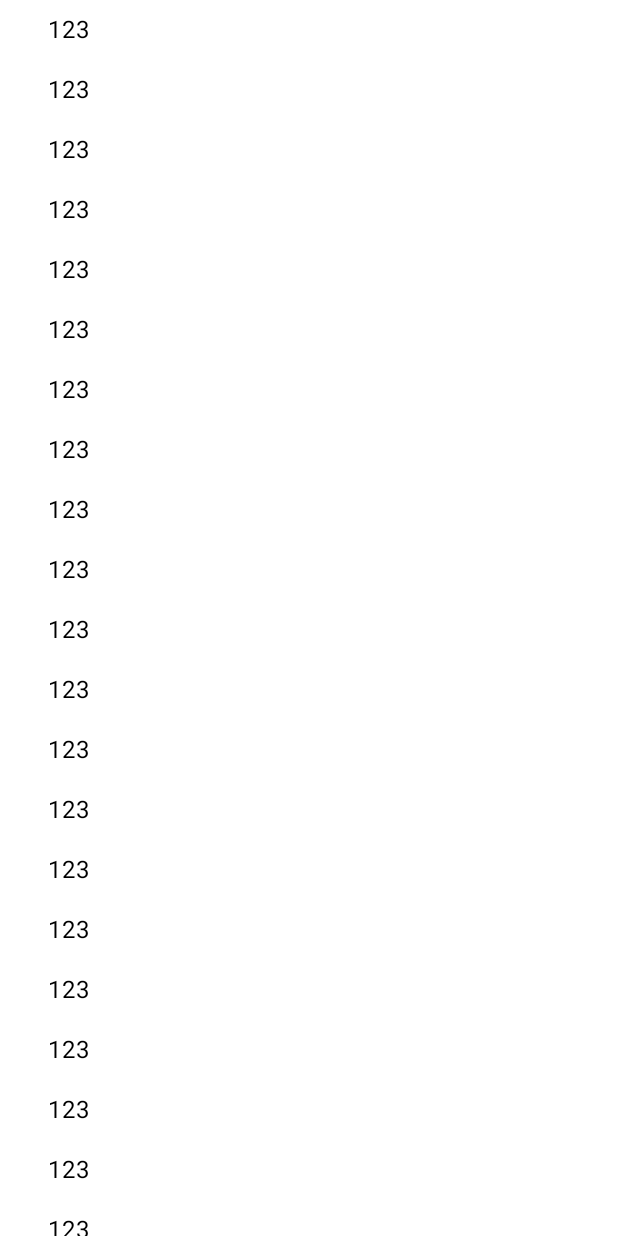
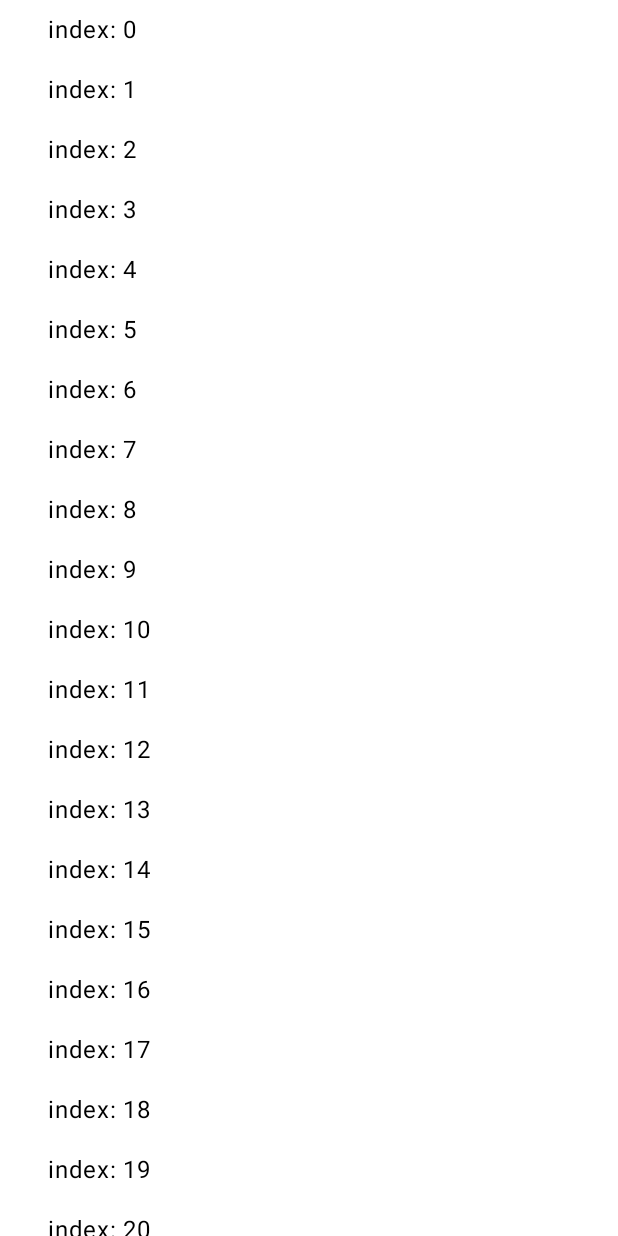
Before and after one commit to munch1182/p1, an Android app built with Jetpack Compose: the @Preview function SlideMenuPreview, on a phone screen of 412 x 824 dp. Run offline under Robolectric (Android 15) with nearby library versions, the phone set to English and light mode, and no system bars.

Commit message:
SlideMenuLayout part1

```diff
--- a/app/build.gradle.kts
+++ b/app/build.gradle.kts
@@ -51,5 +51,5 @@ dependencies {
     debugImplementation(libs.androidx.ui.test.manifest)
 
 
-    implementation(libs.permissionx)
+    implementation(libs.brvah)
 }
--- a/app/src/main/AndroidManifest.xml
+++ b/app/src/main/AndroidManifest.xml
@@ -14,6 +14,9 @@
         android:supportsRtl="true"
         android:theme="@style/Theme.P1"
         tools:targetApi="31">
+        <activity
+            android:name=".SlideMenuViewActivity"
+            android:exported="false" />
         <activity
             android:name=".SlideMenuActivity"
             android:exported="false" />
--- a/app/src/main/java/com/munch1182/p1/MainActivity.kt
+++ b/app/src/main/java/com/munch1182/p1/MainActivity.kt
@@ -35,8 +35,7 @@ class MainActivity : ComponentActivity() {
         enableEdgeToEdge()
         setContentWithBase { Click() }
 
-
-        startActivity(Intent(this, SlideMenuActivity::class.java))
+        startActivity(Intent(this, SlideMenuViewActivity::class.java))
     }
 }
 
@@ -47,7 +46,7 @@ fun Click() {
     Column(modifier = Modifier.padding(16.dp), horizontalAlignment = Alignment.CenterHorizontally) {
         JumpButton("悬浮窗", Intent(ctx, FloatWindowActivity::class.java))
         JumpButton("悬浮窗XML", Intent(ctx, FloatWindowViewActivity::class.java))
-        JumpButton("滑动菜单", Intent(ctx, SlideMenuActivity::class.java))
+        JumpButton("滑动菜单", Intent(ctx, SlideMenuViewActivity::class.java))
         ClickButton("开发者选项界面", toDeveloperSettings(ctx))
         JumpButton("设置界面", Intent(Settings.ACTION_SETTINGS))
         JumpButton("关于", Intent(Settings.ACTION_DEVICE_INFO_SETTINGS))
--- a/app/src/main/java/com/munch1182/p1/SlideMenuActivity.kt
+++ b/app/src/main/java/com/munch1182/p1/SlideMenuActivity.kt
@@ -27,21 +27,28 @@ class SlideMenuActivity : ComponentActivity() {
 @Composable
 fun SlideMenu() {
     LazyColumn {
-        items(25) {
-            SlideMenuItem(modifier = Modifier.padding(32.dp, 8.dp)) {
-                Text("123", modifier = Modifier.fillMaxWidth())
+        items(55, key = { it }) { index ->
+            SlideMenuItem(index, modifier = Modifier.padding(32.dp, 8.dp)) {
+                Text("index: $index", modifier = Modifier.fillMaxWidth())
             }
         }
     }
 }
 
 @Composable
-fun SlideMenuItem(modifier: Modifier = Modifier, content: @Composable () -> Unit) {
-    return AndroidView(modifier = modifier, factory = {
-        SlideMenuLayout(it).apply {
-            addView(ComposeView(it).apply { setContent(content) })
-        }
-    })
+fun SlideMenuItem(index: Int, modifier: Modifier = Modifier, content: @Composable () -> Unit) {
+    return AndroidView(modifier = modifier,
+        factory = {
+            SlideMenuLayout(it).apply {
+                id = R.id.slide_menu_item_id
+                addView(
+                    ComposeView(context).apply { setContent(content) })
+            }
+        },
+        update = {
+            it.tag = index
+        },
+        onReset = {})
 }
 
 @Preview(showBackground = true)
--- a/app/src/main/res/values/strings.xml
+++ b/app/src/main/res/values/strings.xml
@@ -4,4 +4,6 @@
 
     <item name="float_window" type="id" />
     <item name="float_window_min" type="id" />
+
+    <item name="slide_menu_item_id" type="id" />
 </resources>
--- a/gradle/libs.versions.toml
+++ b/gradle/libs.versions.toml
@@ -47,6 +47,8 @@ androidx-navigation-ui-ktx = { group = "androidx.navigation", name = "navigation
 
 # https://github.com/guolindev/PermissionX
 permissionx = { group = "com.guolindev.permissionx", name = "permissionx", version.ref = "permissionx" }
+# https://github.com/CymChad/BaseRecyclerViewAdapterHelper/wiki
+brvah = { group = "io.github.cymchad", name = "BaseRecyclerViewAdapterHelper4", version = "4.1.4" }
 
 [plugins]
 android-application = { id = "com.android.application", version.ref = "agp" }
--- a/lib/src/main/java/com/munch1182/lib/log.kt
+++ b/lib/src/main/java/com/munch1182/lib/log.kt
@@ -4,6 +4,6 @@ import android.util.Log
 
 object LogLog {
     fun log(vararg any: Any) {
-        Log.d("LogLog", any.joinToString(" "))
+        Log.d("loglog", any.joinToString(" "))
     }
 }
```
Also changed, not shown: app/src/main/java/com/munch1182/p1/SlideMenuViewActivity.kt (added, +47 -0 lines), app/src/main/res/layout/item_slide_menu.xml (added, +25 -0 lines), libView/src/main/java/com/munch1182/lib/view/SlideMenuLayout.kt (+99 -0 lines).
